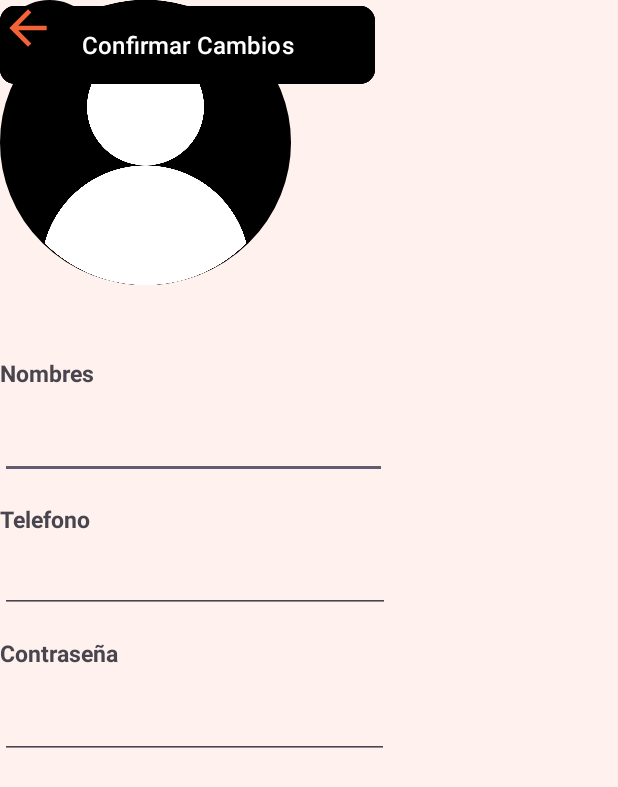
After one commit to JoseTorres2022/Tienda-Pedidos-Trilce, an Android app: the PerfilEdit screen opened directly, with no data from a screen before it, on a phone screen of 412 x 824 dp. The commit adds this screen. Shown: the top 787 px of the screen. Run offline under Robolectric (Android 15) with nearby library versions, the phone set to English and light mode, and no system bars.

Commit message:
Agregar Perfil y Editar Perfil

```diff
--- /dev/null
+++ b/app/src/main/java/com/yostin/cafetin/PerfilEdit.kt
@@ -0,0 +1,11 @@
+package com.yostin.cafetin
+
+import androidx.appcompat.app.AppCompatActivity
+import android.os.Bundle
+
+class PerfilEdit : AppCompatActivity() {
+    override fun onCreate(savedInstanceState: Bundle?) {
+        super.onCreate(savedInstanceState)
+        setContentView(R.layout.activity_perfil_edit)
+    }
+}
--- /dev/null
+++ b/app/src/main/res/drawable/button_image_edit.xml
@@ -0,0 +1,14 @@
+<layer-list xmlns:android="http://schemas.android.com/apk/res/android">
+
+    <!-- Fondo: Círculo con borde -->
+    <item>
+        <shape android:shape="oval">
+            <solid android:color="@color/black" />
+            <size android:width="40dp" android:height="40dp" />
+            <stroke android:color="@android:color/black" android:width="10dp" /> <!-- Borde blanco de 4dp -->
+        </shape>
+    </item>
+
+    <!-- Icono: Vector -->
+    <item android:drawable="@drawable/icon_camera_edit" />
+</layer-list>
--- /dev/null
+++ b/app/src/main/res/drawable/circular_button_edit_image.xml
@@ -0,0 +1,12 @@
+<!-- res/drawable/circular_button_border.xml -->
+<layer-list xmlns:android="http://schemas.android.com/apk/res/android">
+
+    <!-- Fondo: Círculo con borde -->
+    <item>
+        <shape android:shape="oval">
+            <stroke android:color="@android:color/black" android:width="4dp" /> <!-- Borde blanco de 4dp -->
+            <solid android:color="@android:color/black" /> <!-- Fondo transparente -->
+        </shape>
+    </item>
+
+</layer-list>
--- /dev/null
+++ b/app/src/main/res/drawable/icon_camera_edit.xml
@@ -0,0 +1,6 @@
+<vector android:height="24dp" android:tint="#ED7F5E"
+    android:viewportHeight="24" android:viewportWidth="24"
+    android:width="24dp" xmlns:android="http://schemas.android.com/apk/res/android">
+    <path android:fillColor="@android:color/white" android:pathData="M12,12m-3.2,0a3.2,3.2 0,1 1,6.4 0a3.2,3.2 0,1 1,-6.4 0"/>
+    <path android:fillColor="@android:color/white" android:pathData="M9,2L7.17,4L4,4c-1.1,0 -2,0.9 -2,2v12c0,1.1 0.9,2 2,2h16c1.1,0 2,-0.9 2,-2L22,6c0,-1.1 -0.9,-2 -2,-2h-3.17L15,2L9,2zM12,17c-2.76,0 -5,-2.24 -5,-5s2.24,-5 5,-5 5,2.24 5,5 -2.24,5 -5,5z"/>
+</vector>
--- a/app/src/main/res/layout/activity_login.xml
+++ b/app/src/main/res/layout/activity_login.xml
@@ -30,6 +30,7 @@
         android:layout_width="match_parent"
         android:layout_height="wrap_content"
         android:background="@drawable/inputs">
+
         <com.google.android.material.textfield.TextInputEditText
             android:id="@+id/txtEmail"
             android:layout_width="match_parent"
--- /dev/null
+++ b/app/src/main/res/layout/activity_perfil_edit.xml
@@ -0,0 +1,128 @@
+<?xml version="1.0" encoding="utf-8"?>
+<androidx.constraintlayout.widget.ConstraintLayout xmlns:android="http://schemas.android.com/apk/res/android"
+    xmlns:app="http://schemas.android.com/apk/res-auto"
+    xmlns:tools="http://schemas.android.com/tools"
+    android:layout_width="match_parent"
+    android:layout_height="match_parent"
+    android:background="@color/main_user_background"
+    tools:context=".PerfilEdit">
+
+    <TextView
+        android:id="@+id/textView8"
+        android:layout_width="wrap_content"
+        android:layout_height="wrap_content"
+        android:layout_marginTop="16dp"
+        android:text="Telefono"
+        android:textSize="15sp"
+        android:textStyle="bold"
+        app:layout_constraintTop_toBottomOf="@+id/editTextText2"
+        tools:ignore="MissingConstraints"
+        tools:layout_editor_absoluteX="69dp" />
+
+    <ImageView
+        android:id="@+id/imageView4"
+        android:layout_width="194dp"
+        android:layout_height="190dp"
+        app:srcCompat="@drawable/user"
+        tools:ignore="MissingConstraints"
+        tools:layout_editor_absoluteX="108dp"
+        tools:layout_editor_absoluteY="34dp"
+        android:background="@drawable/circular_button_edit_image"/>
+
+    <ImageButton
+        android:id="@+id/imageButton"
+        android:layout_width="66dp"
+        android:layout_height="66dp"
+        android:layout_gravity="center"
+        android:background="@drawable/circular_button_edit_image"
+        android:padding="10dp"
+        android:scaleType="centerInside"
+        android:src="@drawable/button_image_edit"
+        tools:ignore="MissingConstraints"
+        tools:layout_editor_absoluteX="243dp"
+        tools:layout_editor_absoluteY="184dp" />
+
+    <Button
+        android:id="@+id/btnUpdatePerfil"
+        android:layout_width="250dp"
+        android:layout_height="60dp"
+        android:backgroundTint="@color/black"
+        android:text="Confirmar Cambios"
+        android:textAllCaps="false"
+        android:textColor="@android:color/white"
+        android:textSize="16sp"
+        app:cornerRadius="10dp"
+        app:strokeWidth="1dp"
+        tools:ignore="MissingConstraints"
+        tools:layout_editor_absoluteX="80dp"
+        tools:layout_editor_absoluteY="589dp" />
+
+    <TextView
+        android:id="@+id/textView7"
+        android:layout_width="wrap_content"
+        android:layout_height="wrap_content"
+        android:layout_marginTop="48dp"
+        android:text="Nombres"
+        android:textSize="15sp"
+        android:textStyle="bold"
+        app:layout_constraintTop_toBottomOf="@+id/imageView4"
+        tools:ignore="MissingConstraints"
+        tools:layout_editor_absoluteX="67dp" />
+
+    <EditText
+        android:id="@+id/editTextText2"
+        android:layout_width="258dp"
+        android:layout_height="52dp"
+        android:layout_marginTop="8dp"
+        android:ems="10"
+        android:inputType="text"
+        app:layout_constraintTop_toBottomOf="@+id/textView7"
+        tools:ignore="MissingConstraints"
+        tools:layout_editor_absoluteX="67dp" />
+
+    <EditText
+        android:id="@+id/editTextPhone"
+        android:layout_width="260dp"
+        android:layout_height="52dp"
+        android:ems="10"
+        android:inputType="phone"
+        app:layout_constraintTop_toBottomOf="@+id/textView8"
+        tools:layout_editor_absoluteX="65dp"
+        tools:ignore="MissingConstraints" />
+
+    <TextView
+        android:id="@+id/txtContraseña"
+        android:layout_width="wrap_content"
+        android:layout_height="wrap_content"
+        android:layout_marginTop="16dp"
+        android:text="Contraseña"
+        android:textSize="15sp"
+        android:textStyle="bold"
+        app:layout_constraintTop_toBottomOf="@+id/editTextPhone"
+        tools:ignore="MissingConstraints"
+        tools:layout_editor_absoluteX="69dp" />
+
+    <EditText
+        android:id="@+id/editTextTextPassword"
+        android:layout_width="259dp"
+        android:layout_height="52dp"
+        android:layout_marginTop="8dp"
+        android:ems="10"
+        android:inputType="textPassword"
+        app:layout_constraintBottom_toTopOf="@+id/btnUpdatePerfil"
+        app:layout_constraintTop_toBottomOf="@+id/txtContraseña"
+        app:layout_constraintVertical_bias="0.0"
+        tools:layout_editor_absoluteX="69dp"
+        tools:ignore="MissingConstraints" />
+
+    <ImageView
+        android:id="@+id/imageView5"
+        android:layout_width="37dp"
+        android:layout_height="37dp"
+        app:srcCompat="@drawable/icon_back"
+        tools:layout_editor_absoluteX="16dp"
+        tools:layout_editor_absoluteY="16dp"
+        tools:ignore="MissingConstraints" />
+
+
+</androidx.constraintlayout.widget.ConstraintLayout>
```
Also changed, not shown: app/src/main/AndroidManifest.xml (+9 -9 lines), app/src/main/java/com/yostin/cafetin/Perfil.kt (added, +11 -0 lines), app/src/main/res/layout/activity_perfil.xml (added, +81 -0 lines), app/src/main/java/com/yostin/cafetin/Login.kt (line endings or trailing spaces).
